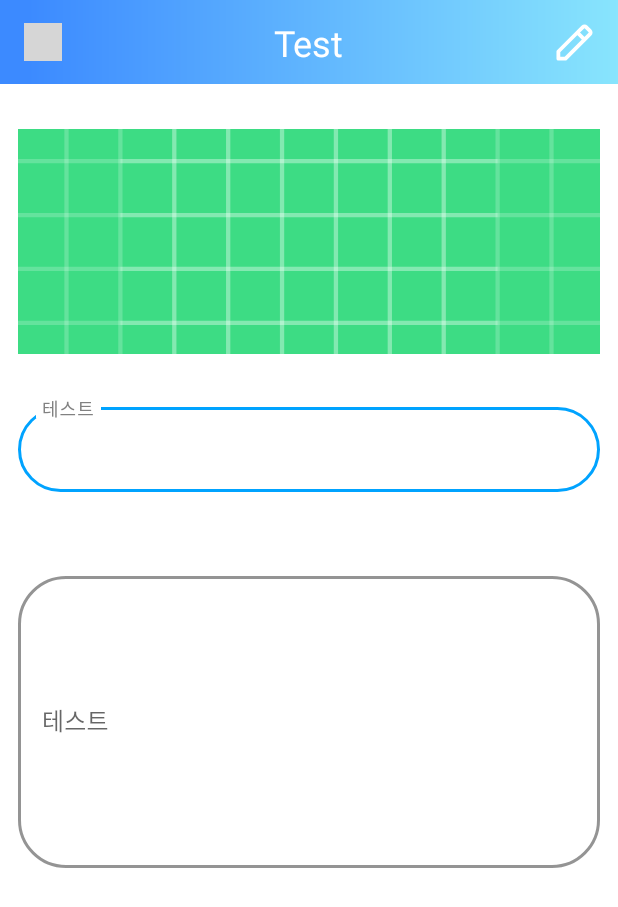
After one commit to Hyewon711/TodayWeather, an Android app: the layout fragment_style_write.xml on its own in the app's theme, with its tools: preview values and no code run, on a phone screen of 412 x 824 dp. The commit adds this screen. Shown: the top 907 px of the screen. Run offline under Robolectric (Android 15) with nearby library versions, the phone set to English and light mode, and no system bars; grey boxes are pictures that could not be loaded.

Commit message:
[Feat] StyleWriteFragment 구현 (Firestore add, get 작업)

```diff
--- a/app/src/main/AndroidManifest.xml
+++ b/app/src/main/AndroidManifest.xml
@@ -42,8 +42,7 @@
             android:exported="false" />
         <activity
             android:name=".ui.MainActivity"
-            android:exported="true"/>
-        <activity android:name=".ui.location.LocationActivity"
-            android:exported="true"/>
+            android:exported="true">
+        </activity>
     </application>
 </manifest>
--- a/app/src/main/java/com/seo/todayweather/ui/style/FirestoreManager.kt
+++ b/app/src/main/java/com/seo/todayweather/ui/style/FirestoreManager.kt
@@ -8,13 +8,13 @@ import kotlinx.coroutines.tasks.await
 class FirestoreManager {
 
     private val db = FirebaseFirestore.getInstance()
-    private val notesCollection: CollectionReference = db.collection("notes")
+    private val notesCollection: CollectionReference = db.collection("style")
 
     suspend fun addNote(note: StylePost) {
         notesCollection.add(note).await()
     }
 
-    suspend fun getAllNotes(): MutableList<StylePost> {
+    suspend fun getAllStylePosts(): MutableList<StylePost> {
         return notesCollection.get().await().toObjects(StylePost::class.java)
     }
 }
--- a/app/src/main/res/layout/fragment_style.xml
+++ b/app/src/main/res/layout/fragment_style.xml
@@ -1,9 +1,12 @@
 <?xml version="1.0" encoding="utf-8"?>
-<androidx.constraintlayout.widget.ConstraintLayout xmlns:android="http://schemas.android.com/apk/res/android"
+<androidx.constraintlayout.widget.ConstraintLayout
+    android:id="@+id/style_fragment"
+    xmlns:android="http://schemas.android.com/apk/res/android"
     xmlns:app="http://schemas.android.com/apk/res-auto"
     xmlns:tools="http://schemas.android.com/tools"
     android:layout_width="match_parent"
     android:layout_height="match_parent"
+    android:background="@color/white"
     tools:context=".ui.style.StyleFragment">
 
     <include
--- /dev/null
+++ b/app/src/main/res/layout/fragment_style_write.xml
@@ -0,0 +1,114 @@
+<androidx.constraintlayout.widget.ConstraintLayout
+    xmlns:android="http://schemas.android.com/apk/res/android"
+    xmlns:app="http://schemas.android.com/apk/res-auto"
+    xmlns:tools="http://schemas.android.com/tools"
+    android:id="@+id/style_write_fragment"
+    android:layout_width="match_parent"
+    android:layout_height="match_parent"
+    android:background="@color/white"
+    tools:context=".ui.style.StyleFragment">
+
+    <!-- toolbar -->
+    <androidx.constraintlayout.widget.ConstraintLayout
+        android:id="@+id/layout_toolbar"
+        android:layout_width="match_parent"
+        android:layout_height="?attr/actionBarSize"
+        android:background="@drawable/toolbar_background"
+        app:layout_constraintEnd_toEndOf="parent"
+        app:layout_constraintStart_toStartOf="parent"
+        app:layout_constraintTop_toTopOf="parent">
+
+        <com.google.android.material.textview.MaterialTextView
+            android:id="@+id/tv_title"
+            android:layout_width="wrap_content"
+            android:layout_height="wrap_content"
+            android:text="Test"
+            android:textAppearance="@style/home_location"
+            app:layout_constraintBottom_toBottomOf="parent"
+            app:layout_constraintEnd_toEndOf="parent"
+            app:layout_constraintStart_toStartOf="parent"
+            app:layout_constraintTop_toTopOf="parent" />
+
+        <ImageView
+            android:id="@+id/iv_back"
+            android:layout_width="25dp"
+            android:layout_height="25dp"
+            android:layout_marginStart="@dimen/home_horizontal_margin"
+            android:src="@drawable/ic_back"
+            app:layout_constraintBottom_toBottomOf="parent"
+            app:layout_constraintStart_toStartOf="parent"
+            app:layout_constraintTop_toTopOf="parent" />
+
+        <ImageView
+            android:id="@+id/iv_write"
+            android:layout_width="25dp"
+            android:layout_height="25dp"
+            android:layout_marginEnd="@dimen/home_horizontal_margin"
+            android:src="@drawable/ic_write"
+            app:layout_constraintBottom_toBottomOf="parent"
+            app:layout_constraintEnd_toEndOf="parent"
+            app:layout_constraintTop_toTopOf="parent" />
+    </androidx.constraintlayout.widget.ConstraintLayout>
+
+    <ScrollView
+        android:layout_width="0dp"
+        android:layout_height="0dp"
+        android:layout_marginBottom="20dp"
+        app:layout_constraintBottom_toBottomOf="@id/artist_enroll_guideline"
+        app:layout_constraintEnd_toEndOf="parent"
+        app:layout_constraintStart_toStartOf="parent"
+        app:layout_constraintTop_toBottomOf="@id/layout_toolbar">
+
+        <LinearLayout
+            android:layout_width="match_parent"
+            android:layout_height="wrap_content"
+            android:orientation="vertical"
+            android:layout_marginStart="@dimen/home_vertical_margin"
+            android:layout_marginEnd="@dimen/home_vertical_margin">
+
+            <com.google.android.material.imageview.ShapeableImageView
+                android:id="@+id/iv_select_image"
+                android:layout_width="match_parent"
+                android:layout_height="150dp"
+                android:layout_marginTop="@dimen/style_vertical_margin"
+                android:adjustViewBounds="true"
+                android:scaleType="centerCrop"
+                android:src="@drawable/ic_launcher_background" />
+
+            <com.google.android.material.textfield.TextInputLayout
+                android:id="@+id/input_title"
+                style="@style/CustomTextInputStyle"
+                android:layout_width="match_parent"
+                android:layout_height="wrap_content"
+                android:layout_marginTop="@dimen/style_vertical_margin"
+                >
+
+                <com.google.android.material.textfield.TextInputEditText
+                    android:id="@+id/input_title_body"
+                    android:layout_width="match_parent"
+                    android:layout_height="wrap_content"
+                    android:hint="테스트" />
+            </com.google.android.material.textfield.TextInputLayout>
+
+            <com.google.android.material.textfield.TextInputLayout
+                style="@style/CustomTextInputStyle"
+                android:layout_width="match_parent"
+                android:layout_height="@dimen/style_contents"
+                android:layout_marginTop="@dimen/style_vertical_margin">
+
+                <com.google.android.material.textfield.TextInputEditText
+                    android:id="@+id/input_contents_body"
+                    android:layout_width="match_parent"
+                    android:layout_height="match_parent"
+                    android:hint="테스트" />
+            </com.google.android.material.textfield.TextInputLayout>
+        </LinearLayout>
+    </ScrollView>
+
+    <androidx.constraintlayout.widget.Guideline
+        android:id="@+id/artist_enroll_guideline"
+        android:layout_width="wrap_content"
+        android:layout_height="wrap_content"
+        android:orientation="horizontal"
+        app:layout_constraintGuide_percent="0.92" />
+</androidx.constraintlayout.widget.ConstraintLayout>
--- a/app/src/main/res/layout/layout_toolbar_style.xml
+++ b/app/src/main/res/layout/layout_toolbar_style.xml
@@ -1,5 +1,6 @@
 <?xml version="1.0" encoding="utf-8"?>
-<androidx.constraintlayout.widget.ConstraintLayout xmlns:android="http://schemas.android.com/apk/res/android"
+<androidx.constraintlayout.widget.ConstraintLayout
+    xmlns:android="http://schemas.android.com/apk/res/android"
     xmlns:app="http://schemas.android.com/apk/res-auto"
     android:id="@+id/ly_toolbar"
     android:layout_width="match_parent"
--- a/app/src/main/res/values/colors.xml
+++ b/app/src/main/res/values/colors.xml
@@ -4,4 +4,7 @@
     <color name="white">#FFFFFFFF</color>
     <color name="card_background">#FFF4F4F4</color>
     <color name="primary_01">#FF00A3FF</color>
+
+    <color name="error">#FF2828</color>
+    <color name="text_hint">#818181</color>
 </resources>
--- a/app/src/main/res/values/dimens.xml
+++ b/app/src/main/res/values/dimens.xml
@@ -8,4 +8,7 @@
 
     <dimen name="login_background_block">380dp</dimen>
     <dimen name="login_margin">8dp</dimen>
+
+    <dimen name="style_contents">200dp</dimen>
+    <dimen name="style_vertical_margin">30dp</dimen>
 </resources>
--- a/app/src/main/res/values/style.xml
+++ b/app/src/main/res/values/style.xml
@@ -87,4 +87,18 @@
         <item name="cornerFamily">cut</item>
         <item name="cornerSize">8dp</item>
     </style>
+
+    <!-- TextInputLayoutStyle -->
+    <style name="CustomTextInputStyle" parent="Widget.MaterialComponents.TextInputLayout.OutlinedBox">
+        <item name="boxCornerRadiusBottomEnd">32dp</item>
+        <item name="boxCornerRadiusBottomStart">32dp</item>
+        <item name="boxCornerRadiusTopEnd">32dp</item>
+        <item name="boxCornerRadiusTopStart">32dp</item>
+        <item name="boxStrokeWidth">2dp</item>
+        <item name="boxStrokeColor">@color/primary_01</item>
+        <item name="boxStrokeErrorColor">@color/error</item>
+        <item name="hintTextColor">@color/text_hint</item>
+        <item name="errorTextColor">@color/error</item>
+        <item name="errorEnabled">true</item>
+    </style>
 </resources>
```
Also changed, not shown: app/src/main/java/com/seo/todayweather/data/StylePost.kt (+4 -4 lines), app/src/main/java/com/seo/todayweather/ui/commend/CommendFragment.kt (+7 -9 lines), app/src/main/java/com/seo/todayweather/ui/style/StyleFragment.kt (+13 -26 lines), app/src/main/java/com/seo/todayweather/ui/style/StyleWriteFragment.kt (added, +60 -0 lines), app/src/main/res/layout/layout_textinput.xml (added, +19 -0 lines).
